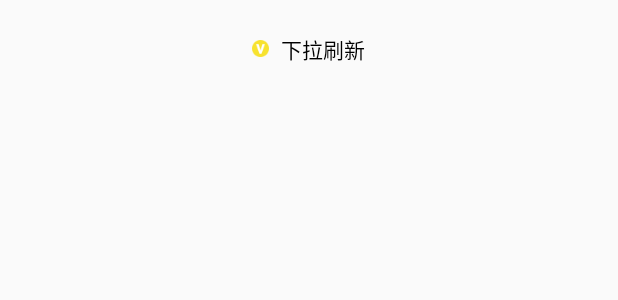
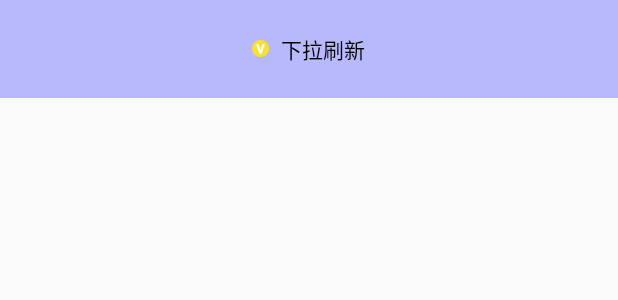
Before and after one commit to qianhk/KaiPractice, an Android app: the layout test_drag_update_layout.xml on its own in the app's theme, with its tools: preview values and no code run, on a phone screen of 412 x 824 dp. Shown: the top 300 px of the screen. Run offline under Robolectric (Android 15) with nearby library versions, the phone set to English and light mode, and no system bars.

Commit message:
test one refresh view one scroller

```diff
--- a/app/src/main/res/layout/test_drag_update_layout.xml
+++ b/app/src/main/res/layout/test_drag_update_layout.xml
@@ -1,28 +1,29 @@
 <?xml version="1.0" encoding="utf-8"?>
 <LinearLayout xmlns:android="http://schemas.android.com/apk/res/android"
-    xmlns:app="http://schemas.android.com/apk/res-auto"
-    android:orientation="horizontal"
-    android:gravity="center"
-    android:minHeight="65dp"
-    android:paddingRight="6dp"
-    android:paddingLeft="6dp"
-    android:layout_width="match_parent"
-    android:layout_height="wrap_content">
+              xmlns:app="http://schemas.android.com/apk/res-auto"
+              android:layout_width="match_parent"
+              android:layout_height="wrap_content"
+              android:background="#400F"
+              android:gravity="center"
+              android:minHeight="65dp"
+              android:orientation="horizontal"
+              android:paddingLeft="6dp"
+              android:paddingRight="6dp">
 
     <ImageView
         android:id="@+id/online_refresh_icon"
         android:layout_width="wrap_content"
         android:layout_height="wrap_content"
-        android:src="@drawable/img_user_v" />
+        android:src="@drawable/img_user_v"/>
 
     <TextView
         android:id="@+id/online_refresh_title"
         android:layout_width="wrap_content"
         android:layout_height="wrap_content"
         android:layout_marginLeft="8dp"
-        android:textSize="14sp"
         android:gravity="center"
+        android:text="下拉刷新"
         android:textColor="#000"
-        android:text="下拉刷新" />
+        android:textSize="14sp"/>
 
 </LinearLayout>
```
Also changed, not shown: app/src/main/java/com/njnu/kai/practice/scroll/PullRefreshView.java (+20 -11 lines).
